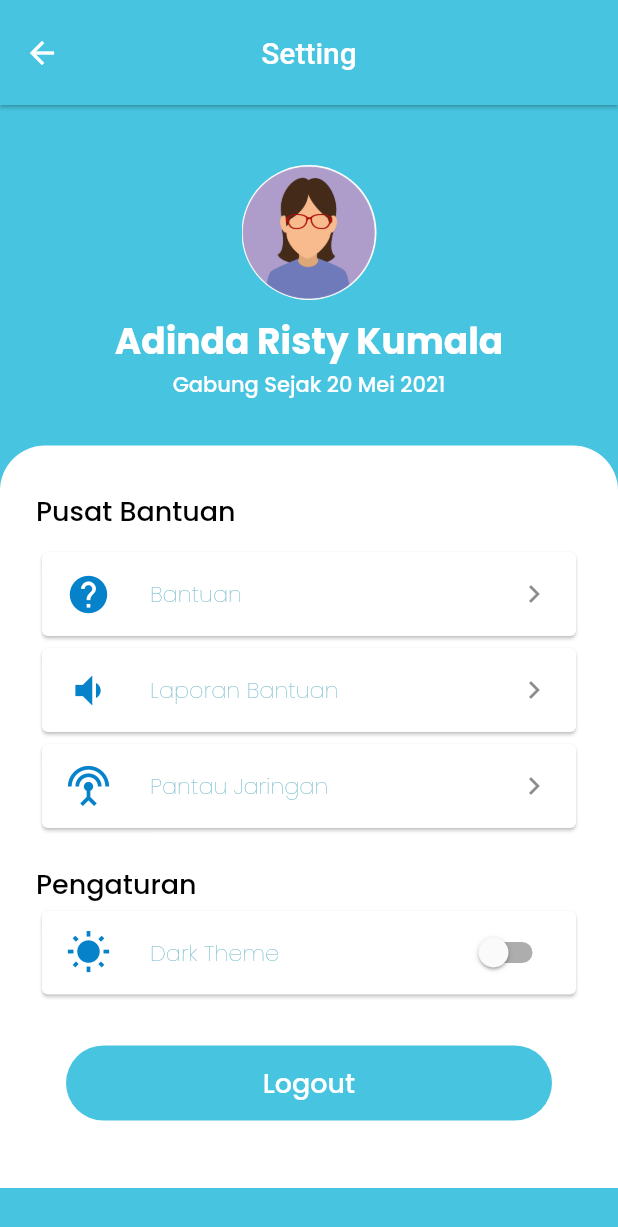
After one commit to muhangga/Sigma-course, a Flutter app: the HomePage screen opened directly, after a tap on the "settings" icon, on a phone screen of 412 x 824 dp. The commit adds this screen. Shown: the top 1227 px of the screen. Run offline on Flutter 3.47's test engine with Material 2 defaults, Android fonts, the phone set to English and light mode, and no system bars; our stand-ins replace cloud_firestore, firebase_core, google_fonts; accounts and stored records are empty.

Commit message:
setting page

```diff
--- a/lib/common/theme.dart
+++ b/lib/common/theme.dart
@@ -8,6 +8,7 @@ Color greyColor = Color(0xffB8B8B8);
 Color grey2Color = Color(0xff828282);
 Color whiteColor = Color(0xffffffff);
 Color yellowColor = Color(0xffFDBF00);
+Color blackColor = Color(0xffF000000);
 
 TextStyle primaryTextStyle = GoogleFonts.poppins()
     .copyWith(color: primaryColor, fontWeight: FontWeight.w500);
@@ -29,3 +30,6 @@ TextStyle whiteTextStyle = GoogleFonts.poppins()
 
 TextStyle yellowTextStyle = GoogleFonts.poppins()
     .copyWith(color: yellowColor, fontWeight: FontWeight.w500);
+
+TextStyle blackTextStyle = GoogleFonts.poppins()
+    .copyWith(color: blackColor, fontWeight: FontWeight.w500);
--- a/lib/ui/home_page.dart
+++ b/lib/ui/home_page.dart
@@ -3,6 +3,7 @@ import 'package:flutter/material.dart';
 import 'package:sigma_course/common/theme.dart';
 import 'package:sigma_course/data/dummy_category.dart';
 import 'package:sigma_course/ui/detail_page.dart';
+import 'package:sigma_course/ui/setting_page.dart';
 import 'package:sigma_course/widgets/category_list_widget.dart';
 
 class HomePage extends StatefulWidget {
@@ -59,9 +60,20 @@ class _HomePageState extends State<HomePage> {
                           ],
                         ),
                         Spacer(),
-                        Image.asset(
-                          'assets/images/bell.png',
-                          width: 25,
+                        IconButton(
+                          icon: Icon(
+                            Icons.settings,
+                            size: 24,
+                            color: whiteColor,
+                          ),
+                          onPressed: () {
+                            Navigator.push(
+                              context,
+                              MaterialPageRoute(
+                                builder: (context) => SettingPage(),
+                              ),
+                            );
+                          },
                         ),
                       ],
                     ),
@@ -154,7 +166,7 @@ class _HomePageState extends State<HomePage> {
                             )),
                         SizedBox(height: 14),
                         Text(
-                          'Category',
+                          'Classess',
                           style: primaryTextStyle.copyWith(
                               fontSize: 16, fontWeight: FontWeight.bold),
                         ),
--- a/lib/ui/list_page.dart
+++ b/lib/ui/list_page.dart
@@ -2,7 +2,7 @@ import 'package:cloud_firestore/cloud_firestore.dart';
 import 'package:flutter/material.dart';
 import 'package:sigma_course/common/theme.dart';
 import 'package:sigma_course/ui/Firebase_CRUD/add_course_page.dart';
-import 'package:sigma_course/widgets/card_courses.dart';
+import 'package:sigma_course/widgets/card_courses_widget.dart';
 
 class ListPage extends StatelessWidget {
   @override
--- a/lib/ui/profile_page.dart
+++ b/lib/ui/profile_page.dart
@@ -1,7 +1,5 @@
 import 'package:flutter/material.dart';
 import 'package:sigma_course/common/theme.dart';
-import 'package:sigma_course/ui/login_page.dart';
-import 'package:sigma_course/widgets/button_widget.dart';
 import 'package:sigma_course/widgets/profile_widget.dart';
 
 class ProfilePage extends StatelessWidget {
@@ -36,7 +34,7 @@ class ProfilePage extends StatelessWidget {
                 npm: '065118183',
               ),
               ProfileWidget(
-                top: 360,
+                top: 370,
                 bottom: 0,
                 colorBackground: Color(0xffF2FAFF),
                 colorBorder: Color(0xff0582CA),
@@ -53,21 +51,6 @@ class ProfilePage extends StatelessWidget {
                 name: 'Salsa Nadira Putri',
                 npm: '065118203',
               ),
-              Align(
-                alignment: Alignment.bottomCenter,
-                child: ButtonWidget(
-                  left: 20,
-                  right: 20,
-                  top: 850,
-                  bottom: 50,
-                  colorButton: blueColor,
-                  text: 'Logout',
-                  onPress: () {
-                    Navigator.push(context,
-                        MaterialPageRoute(builder: (context) => LoginPage()));
-                  },
-                ),
-              ),
             ],
           ),
         ),
--- /dev/null
+++ b/lib/ui/setting_page.dart
@@ -0,0 +1,143 @@
+import 'package:flutter/material.dart';
+import 'package:sigma_course/common/theme.dart';
+import 'package:sigma_course/ui/login_page.dart';
+import 'package:sigma_course/widgets/button_widget.dart';
+import 'package:sigma_course/widgets/card_setting_widget.dart';
+
+class SettingPage extends StatelessWidget {
+  @override
+  Widget build(BuildContext context) {
+    return Scaffold(
+      backgroundColor: Color(0xff47C4E0),
+      appBar: AppBar(
+        title: Text('Setting'),
+        centerTitle: true,
+        backgroundColor: Color(0xff47C4E0),
+        elevation: 1,
+        toolbarHeight: 70,
+      ),
+      body: SingleChildScrollView(
+        child: Center(
+          child: Column(
+            children: [
+              SizedBox(
+                height: 40,
+              ),
+              Container(
+                height: 90,
+                decoration: BoxDecoration(
+                  image: DecorationImage(
+                    image: AssetImage('assets/images/avatar.png'),
+                  ),
+                  shape: BoxShape.circle,
+                ),
+              ),
+              SizedBox(
+                height: 10,
+              ),
+              Text(
+                'Adinda Risty Kumala',
+                style: whiteTextStyle.copyWith(
+                    fontSize: 24, fontWeight: FontWeight.bold),
+              ),
+              Text(
+                'Gabung Sejak 20 Mei 2021',
+                style: whiteTextStyle.copyWith(
+                  fontSize: 14,
+                ),
+              ),
+              Container(
+                margin: EdgeInsets.only(top: 30),
+                width: double.infinity,
+                decoration: BoxDecoration(
+                  color: Colors.white,
+                  borderRadius: BorderRadius.vertical(top: Radius.circular(30)),
+                ),
+                child: Padding(
+                  padding: EdgeInsets.symmetric(horizontal: 24, vertical: 30),
+                  child: Column(
+                    crossAxisAlignment: CrossAxisAlignment.start,
+                    children: [
+                      Text(
+                        'Pusat Bantuan',
+                        style: blackTextStyle.copyWith(fontSize: 18),
+                      ),
+                      SizedBox(
+                        height: 10,
+                      ),
+                      CardSetting(
+                        icon: Icons.help,
+                        title: 'Bantuan',
+                        trailing: Icon(Icons.keyboard_arrow_right),
+                      ),
+                      CardSetting(
+                        icon: Icons.volume_down,
+                        title: 'Laporan Bantuan',
+                        trailing: Icon(Icons.keyboard_arrow_right),
+                      ),
+                      CardSetting(
+                        icon: Icons.settings_input_antenna,
+                        title: 'Pantau Jaringan',
+                        trailing: Icon(Icons.keyboard_arrow_right),
+                      ),
+                      SizedBox(
+                        height: 20,
+                      ),
+                      Text(
+                        'Pengaturan',
+                        style: blackTextStyle.copyWith(fontSize: 18),
+                      ),
+                      CardSetting(
+                          icon: Icons.wb_sunny,
+                          title: 'Dark Theme',
+                          trailing: switchWidget(context)),
+                      ButtonWidget(
+                        left: 20,
+                        right: 20,
+                        top: 30,
+                        bottom: 15,
+                        colorButton: blueColor,
+                        text: 'Logout',
+                        onPress: () {
+                          Navigator.push(
+                              context,
+                              MaterialPageRoute(
+                                  builder: (context) => LoginPage()));
+                        },
+                      ),
+                    ],
+                  ),
+                ),
+              )
+            ],
+          ),
+        ),
+      ),
+    );
+  }
+
+  Widget switchWidget(BuildContext context) {
+    return Switch.adaptive(
+      value: false,
+      onChanged: (value) {
+        showDialog(
+          context: context,
+          builder: (context) {
+            return AlertDialog(
+              title: Text('Coming Soon!'),
+              content: Text('This feature will be coming soon!'),
+              actions: [
+                FlatButton(
+                  onPressed: () {
+                    Navigator.pop(context);
+                  },
+                  child: Text('Ok'),
+                ),
+              ],
+            );
+          },
+        );
+      },
+    );
+  }
+}
--- /dev/null
+++ b/lib/widgets/card_setting_widget.dart
@@ -0,0 +1,37 @@
+import 'package:flutter/material.dart';
+import 'package:sigma_course/common/theme.dart';
+
+class CardSetting extends StatelessWidget {
+  final IconData icon;
+  final String title;
+  final Widget trailing;
+  final Function onTap;
+
+  const CardSetting({
+    Key key,
+    this.icon,
+    this.title,
+    this.onTap,
+    this.trailing,
+  }) : super(key: key);
+
+  @override
+  Widget build(BuildContext context) {
+    return Card(
+      child: ListTile(
+        leading: Icon(
+          icon,
+          color: blue2Color,
+          size: 30,
+        ),
+        title: Text(
+          title,
+          style: primaryTextStyle.copyWith(
+              fontSize: 15, fontWeight: FontWeight.w100),
+        ),
+        trailing: trailing,
+        onTap: onTap,
+      ),
+    );
+  }
+}
```
Also changed, not shown: lib/widgets/card_courses_widget.dart (renamed from lib/widgets/card_courses.dart).
